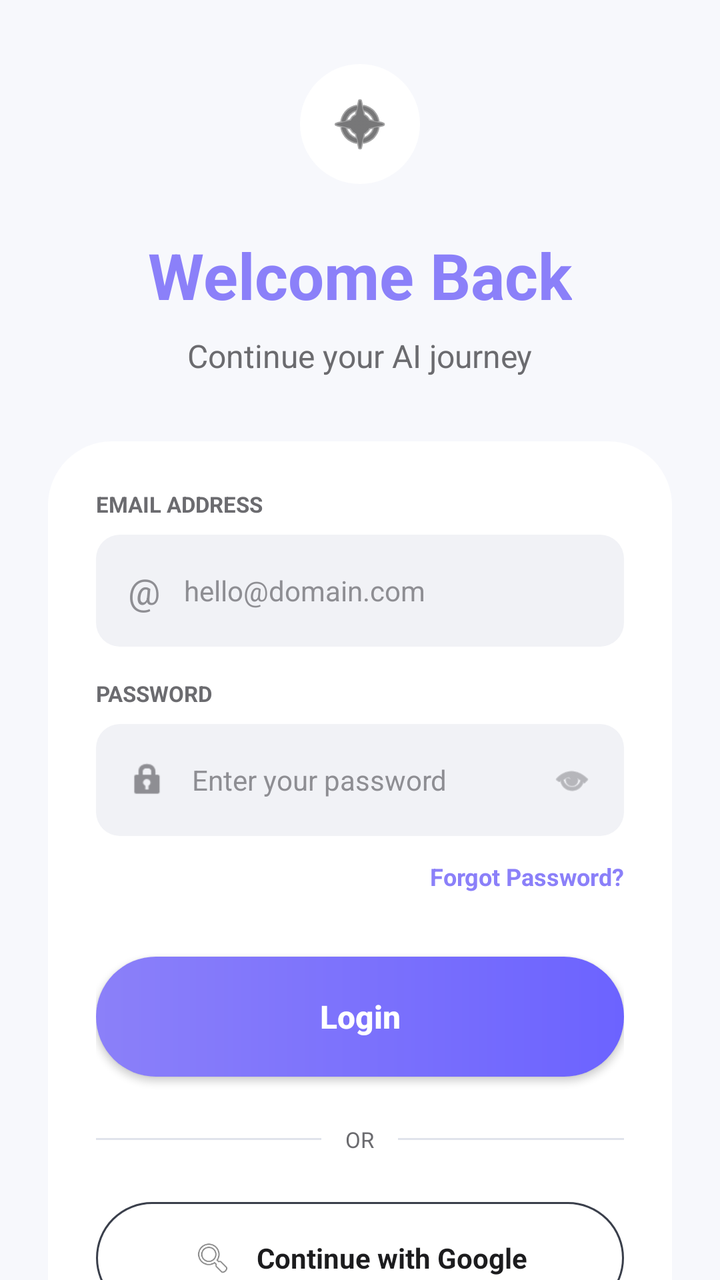
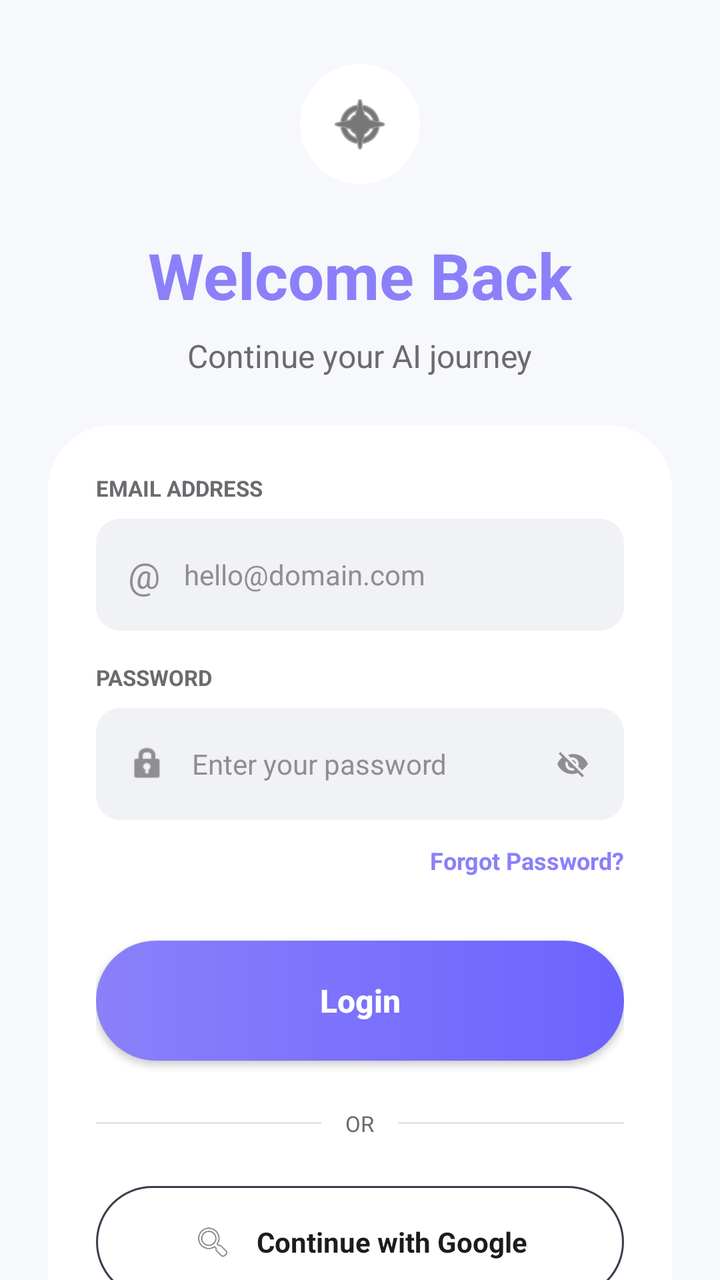

Screens rendered from an Android XML layout before and after an edit, with the pre-edit source and the edit as a unified diff.
<!-- AndroidManifest.xml: application theme Theme.Chstbot -->
<!-- res/layout/activity_login.xml -->
<?xml version="1.0" encoding="utf-8"?>
<androidx.core.widget.NestedScrollView xmlns:android="http://schemas.android.com/apk/res/android"
    xmlns:app="http://schemas.android.com/apk/res-auto"
    xmlns:tools="http://schemas.android.com/tools"
    android:layout_width="match_parent"
    android:layout_height="match_parent"
    android:background="@color/bg_main"
    android:fillViewport="true"
    android:fitsSystemWindows="true">

    <androidx.constraintlayout.widget.ConstraintLayout
        android:layout_width="match_parent"
        android:layout_height="wrap_content"
        android:paddingBottom="32dp">

        
        <View
            android:id="@+id/viewIconBg"
            android:layout_width="60dp"
            android:layout_height="60dp"
            android:layout_marginTop="32dp"
            android:background="@drawable/bg_circle"
            android:backgroundTint="@color/bg_card"
            app:layout_constraintEnd_toEndOf="parent"
            app:layout_constraintStart_toStartOf="parent"
            app:layout_constraintTop_toTopOf="parent" />

        <ImageView
            android:layout_width="32dp"
            android:layout_height="32dp"
            android:src="@android:drawable/ic_menu_compass"
            app:layout_constraintBottom_toBottomOf="@id/viewIconBg"
            app:layout_constraintEnd_toEndOf="@id/viewIconBg"
            app:layout_constraintStart_toStartOf="@id/viewIconBg"
            app:layout_constraintTop_toTopOf="@id/viewIconBg"
            app:tint="@color/text_main" />

        <TextView
            android:id="@+id/tvTitle"
            android:layout_width="wrap_content"
            android:layout_height="wrap_content"
            android:layout_marginTop="24dp"
            android:text="Welcome Back"
            android:textColor="@color/accent_purple"
            android:textSize="32sp"
            android:textStyle="bold"
            app:layout_constraintEnd_toEndOf="parent"
            app:layout_constraintStart_toStartOf="parent"
            app:layout_constraintTop_toBottomOf="@id/viewIconBg" />

        <TextView
            android:id="@+id/tvSubtitle"
            android:layout_width="wrap_content"
            android:layout_height="wrap_content"
            android:layout_marginTop="8dp"
            android:text="Continue your AI journey"
            android:textColor="@color/text_label"
            android:textSize="16sp"
            app:layout_constraintEnd_toEndOf="parent"
            app:layout_constraintStart_toStartOf="parent"
            app:layout_constraintTop_toBottomOf="@id/tvTitle" />

        
        <androidx.constraintlayout.widget.ConstraintLayout
            android:id="@+id/cardLayout"
            android:layout_width="0dp"
            android:layout_height="wrap_content"
            android:layout_marginHorizontal="24dp"
            android:layout_marginTop="32dp"
            android:background="@drawable/bg_register_card"
            android:padding="24dp"
            app:layout_constraintEnd_toEndOf="parent"
            app:layout_constraintStart_toStartOf="parent"
            app:layout_constraintTop_toBottomOf="@id/tvSubtitle">

            
            <TextView
                android:id="@+id/labelEmail"
                android:layout_width="wrap_content"
                android:layout_height="wrap_content"
                android:text="EMAIL ADDRESS"
                android:textColor="@color/text_label"
                android:textSize="11sp"
                android:textStyle="bold"
                app:layout_constraintStart_toStartOf="parent"
                app:layout_constraintTop_toTopOf="parent" />

            <LinearLayout
                android:id="@+id/llEmail"
                android:layout_width="match_parent"
                android:layout_height="56dp"
                android:layout_marginTop="8dp"
                android:background="@drawable/bg_input_field"
                android:gravity="center_vertical"
                android:orientation="horizontal"
                android:paddingHorizontal="16dp"
                app:layout_constraintTop_toBottomOf="@id/labelEmail">

                <TextView
                    android:layout_width="wrap_content"
                    android:layout_height="wrap_content"
                    android:text="@"
                    android:textColor="@color/text_hint"
                    android:textSize="18sp" />

                <EditText
                    android:id="@+id/etEmail"
                    android:layout_width="match_parent"
                    android:layout_height="match_parent"
                    android:layout_marginStart="12dp"
                    android:background="@null"
                    android:hint="hello@domain.com"
                    android:inputType="textEmailAddress"
                    android:textColor="@color/text_main"
                    android:textColorHint="@color/text_hint"
                    android:textSize="14sp" />
            </LinearLayout>

            
            <TextView
                android:id="@+id/labelPass"
                android:layout_width="wrap_content"
                android:layout_height="wrap_content"
                android:layout_marginTop="16dp"
                android:text="PASSWORD"
                android:textColor="@color/text_label"
                android:textSize="11sp"
                android:textStyle="bold"
                app:layout_constraintStart_toStartOf="parent"
                app:layout_constraintTop_toBottomOf="@id/llEmail" />

            <LinearLayout
                android:id="@+id/llPass"
                android:layout_width="match_parent"
                android:layout_height="56dp"
                android:layout_marginTop="8dp"
                android:background="@drawable/bg_input_field"
                android:gravity="center_vertical"
                android:orientation="horizontal"
                android:paddingHorizontal="16dp"
                app:layout_constraintTop_toBottomOf="@id/labelPass">

                <ImageView
                    android:layout_width="20dp"
                    android:layout_height="20dp"
                    android:src="@android:drawable/ic_lock_idle_lock"
                    app:tint="@color/text_hint" />

                <EditText
                    android:id="@+id/etPassword"
                    android:layout_width="0dp"
                    android:layout_height="match_parent"
                    android:layout_marginStart="12dp"
                    android:layout_weight="1"
                    android:background="@null"
                    android:hint="Enter your password"
                    android:inputType="textPassword"
                    android:textColor="@color/text_main"
                    android:textColorHint="@color/text_hint"
                    android:textSize="14sp" />

                <ImageView
                    android:layout_width="20dp"
                    android:layout_height="20dp"
                    android:src="@android:drawable/ic_menu_view"
                    app:tint="@color/text_hint" />
            </LinearLayout>

            <TextView
                android:id="@+id/tvForgotPassword"
                android:layout_width="wrap_content"
                android:layout_height="wrap_content"
                android:layout_marginTop="12dp"
                android:text="Forgot Password?"
                android:textColor="@color/accent_purple"
                android:textSize="12sp"
                android:textStyle="bold"
                app:layout_constraintEnd_toEndOf="parent"
                app:layout_constraintTop_toBottomOf="@id/llPass" />

            
            <Button
                android:id="@+id/btnLogin"
                android:layout_width="match_parent"
                android:layout_height="60dp"
                android:layout_marginTop="32dp"
                android:background="@drawable/bg_signup_button"
                android:text="Login"
                android:textAllCaps="false"
                android:textColor="@color/white"
                android:textSize="16sp"
                android:textStyle="bold"
                app:backgroundTint="@null"
                app:layout_constraintTop_toBottomOf="@id/tvForgotPassword" />

            
            <LinearLayout
                android:id="@+id/llDivider"
                android:layout_width="match_parent"
                android:layout_height="wrap_content"
                android:layout_marginTop="24dp"
                android:gravity="center"
                android:orientation="horizontal"
                app:layout_constraintTop_toBottomOf="@id/btnLogin">

                <View
                    android:layout_width="0dp"
                    android:layout_height="1dp"
                    android:layout_weight="1"
                    android:background="@color/stroke_input" />

                <TextView
                    android:layout_width="wrap_content"
                    android:layout_height="wrap_content"
                    android:layout_marginHorizontal="12dp"
                    android:text="OR"
                    android:textColor="@color/text_label"
                    android:textSize="11sp" />

                <View
                    android:layout_width="0dp"
                    android:layout_height="1dp"
                    android:layout_weight="1"
                    android:background="@color/stroke_input" />
            </LinearLayout>

            
            <LinearLayout
                android:id="@+id/btnGoogle"
                android:layout_width="match_parent"
                android:layout_height="56dp"
                android:layout_marginTop="24dp"
                android:background="@drawable/bg_google_button"
                android:gravity="center"
                android:orientation="horizontal"
                app:layout_constraintTop_toBottomOf="@id/llDivider">

                <ImageView
                    android:layout_width="20dp"
                    android:layout_height="20dp"
                    android:src="@android:drawable/ic_menu_search" />

                <TextView
                    android:layout_width="wrap_content"
                    android:layout_height="wrap_content"
                    android:layout_marginStart="12dp"
                    android:text="Continue with Google"
                    android:textColor="@color/text_main"
                    android:textSize="14sp"
                    android:textStyle="bold" />
            </LinearLayout>

        </androidx.constraintlayout.widget.ConstraintLayout>

        
        <LinearLayout
            android:layout_width="wrap_content"
            android:layout_height="wrap_content"
            android:layout_marginTop="32dp"
            android:layout_marginBottom="32dp"
            android:orientation="horizontal"
            app:layout_constraintBottom_toBottomOf="parent"
            app:layout_constraintEnd_toEndOf="parent"
            app:layout_constraintStart_toStartOf="parent"
            app:layout_constraintTop_toBottomOf="@id/cardLayout">

            <TextView
                android:layout_width="wrap_content"
                android:layout_height="wrap_content"
                android:text="Don't have an account? "
                android:textColor="@color/text_label"
                android:textSize="14sp" />

            <TextView
                android:id="@+id/tvRegister"
                android:layout_width="wrap_content"
                android:layout_height="wrap_content"
                android:text="Register"
                android:textColor="@color/accent_purple"
                android:textSize="14sp"
                android:textStyle="bold" />
        </LinearLayout>

    </androidx.constraintlayout.widget.ConstraintLayout>

</androidx.core.widget.NestedScrollView>
<!-- resources referenced by this layout -->
<resources>
  <color name="accent_purple">#8B80F9</color>
  <color name="bg_card">#FFFFFF</color>
  <color name="bg_main">#F7F8FC</color>
  <color name="stroke_input">#E0E3EB</color>
  <color name="text_hint">#8E8E93</color>
  <color name="text_label">#6B6B6F</color>
  <color name="text_main">#1C1C1E</color>
  <color name="white">#FFFFFF</color>
  <!-- drawable bg_circle (drawable) -->
  <?xml version="1.0" encoding="utf-8"?>
  <shape xmlns:android="http://schemas.android.com/apk/res/android">
      <solid android:color="#E0E0E0"/>
      <corners android:radius="100dp"/>
  </shape>
  <!-- drawable bg_google_button (drawable) -->
  <?xml version="1.0" encoding="utf-8"?>
  <shape xmlns:android="http://schemas.android.com/apk/res/android">
      <stroke android:width="1dp" android:color="#3A3F4B" />
      <corners android:radius="30dp" />
  </shape>
  <!-- drawable bg_input_field (drawable) -->
  <?xml version="1.0" encoding="utf-8"?>
  <shape xmlns:android="http://schemas.android.com/apk/res/android">
      <solid android:color="@color/bg_input" />
      <corners android:radius="12dp" />
  </shape>
  <!-- drawable bg_register_card (drawable) -->
  <?xml version="1.0" encoding="utf-8"?>
  <shape xmlns:android="http://schemas.android.com/apk/res/android">
      <solid android:color="@color/bg_card" />
      <corners android:radius="32dp" />
  </shape>
  <!-- drawable bg_signup_button (drawable) -->
  <?xml version="1.0" encoding="utf-8"?>
  <shape xmlns:android="http://schemas.android.com/apk/res/android">
      <gradient
          android:startColor="#8B80F9"
          android:endColor="#6C63FF"
          android:angle="0" />
      <corners android:radius="30dp" />
  </shape>
  <style name="Theme.Chstbot" parent="Base.Theme.Chstbot" />
  <color name="bg_input">#F1F2F6</color>
  <color name="primary">#8B80F9</color>
  <color name="secondary">#9B8CFF</color>
  <style name="CustomActivityAnimation" parent="@android:style/Animation.Activity">
          <item name="android:activityOpenEnterAnimation">@anim/slide_in_right</item>
          <item name="android:activityOpenExitAnimation">@anim/slide_out_left</item>
          <item name="android:activityCloseEnterAnimation">@anim/slide_in_left</item>
          <item name="android:activityCloseExitAnimation">@anim/slide_out_right</item>
      </style>
  <style name="Chstbot.Dialog.Button" parent="Widget.Material3.Button.TextButton">
          <item name="android:textColor">@color/primary</item>
          <item name="android:fontFamily">@font/poppins_bold</item>
      </style>
  <!-- unchanged entries left out for length: 2 -->
</resources>

<!-- the commit's change to res/layout/activity_login.xml (unified diff, before → after) -->
@@ -60,18 +60,36 @@
             app:layout_constraintStart_toStartOf="parent"
             app:layout_constraintTop_toBottomOf="@id/tvTitle" />
 
+        <TextView
+            android:id="@+id/tvVerificationNotice"
+            android:layout_width="0dp"
+            android:layout_height="wrap_content"
+            android:layout_marginTop="16dp"
+            android:layout_marginHorizontal="24dp"
+            android:background="@drawable/bg_chip_unselected"
+            android:backgroundTint="#1AFF5252"
+            android:gravity="center"
+            android:padding="12dp"
+            android:text="Please verify your account. Go to your email, it might be in the spam folder."
+            android:textColor="#FF5252"
+            android:textSize="12sp"
+            android:visibility="gone"
+            app:layout_constraintEnd_toEndOf="parent"
+            app:layout_constraintStart_toStartOf="parent"
+            app:layout_constraintTop_toBottomOf="@id/tvSubtitle" />
+
         
         <androidx.constraintlayout.widget.ConstraintLayout
             android:id="@+id/cardLayout"
             android:layout_width="0dp"
             android:layout_height="wrap_content"
             android:layout_marginHorizontal="24dp"
-            android:layout_marginTop="32dp"
+            android:layout_marginTop="24dp"
             android:background="@drawable/bg_register_card"
             android:padding="24dp"
             app:layout_constraintEnd_toEndOf="parent"
             app:layout_constraintStart_toStartOf="parent"
-            app:layout_constraintTop_toBottomOf="@id/tvSubtitle">
+            app:layout_constraintTop_toBottomOf="@id/tvVerificationNotice">
 
             
             <TextView
@@ -160,10 +178,14 @@
                     android:textSize="14sp" />
 
                 <ImageView
+                    android:id="@+id/ivPasswordToggle"
                     android:layout_width="20dp"
                     android:layout_height="20dp"
-                    android:src="@android:drawable/ic_menu_view"
-                    app:tint="@color/text_hint" />
+                    android:src="@drawable/ic_eye_hidden"
+                    app:tint="@color/text_hint"
+                    android:padding="2dp"
+                    android:clickable="true"
+                    android:focusable="true" />
             </LinearLayout>
 
             <TextView
<!-- resource entries referenced after the edit -->
@@ -8,6 +8,13 @@
   <color name="text_label">#6B6B6F</color>
   <color name="text_main">#1C1C1E</color>
   <color name="white">#FFFFFF</color>
+  <!-- drawable bg_chip_unselected (drawable) -->
+  <?xml version="1.0" encoding="utf-8"?>
+  <shape xmlns:android="http://schemas.android.com/apk/res/android">
+      <solid android:color="@color/bg_card" />
+      <stroke android:width="1dp" android:color="@color/stroke_input" />
+      <corners android:radius="24dp" />
+  </shape>
   <!-- drawable bg_circle (drawable) -->
   <?xml version="1.0" encoding="utf-8"?>
   <shape xmlns:android="http://schemas.android.com/apk/res/android">
@@ -41,6 +48,16 @@
           android:angle="0" />
       <corners android:radius="30dp" />
   </shape>
+  <!-- drawable ic_eye_hidden (drawable) -->
+  <vector xmlns:android="http://schemas.android.com/apk/res/android"
+      android:width="24dp"
+      android:height="24dp"
+      android:viewportWidth="24"
+      android:viewportHeight="24">
+      <path
+          android:fillColor="@android:color/white"
+          android:pathData="M12,7c2.76,0 5,2.24 5,5 0,0.65 -0.13,1.26 -0.36,1.82l2.92,2.92C21.27,15.33 22.73,13.78 24,12c-1.73,-4.39 -6,-7.5 -11,-7.5 -1.4,0 -2.74,0.25 -3.98,0.7l2.16,2.16C11.35,7.13 11.67,7 12,7zM2,4.27l2.28,2.28 0.46,0.46C3.08,8.3 1.73,10.03 1,12c1.73,4.39 6,7.5 11,7.5 1.55,0 3.03,-0.3 4.38,-0.84l0.42,0.42L19.73,22 21,20.73 3.27,3 2,4.27zM7.53,9.8l1.55,1.55c-0.05,0.21 -0.08,0.43 -0.08,0.65 0,1.66 1.34,3 3,3 0.22,0 0.44,-0.03 0.65,-0.08l1.55,1.55c-0.67,0.33 -1.41,0.53 -2.2,0.53 -2.76,0 -5,-2.24 -5,-5 0,-0.79 0.2,-1.53 0.53,-2.2zM11.84,9.02l3.15,3.15c0.01,-0.06 0.01,-0.11 0.01,-0.17 0,-1.66 -1.34,-3 -3,-3 -0.06,0 -0.11,0 -0.17,0.01z"/>
+  </vector>
   <style name="Theme.Chstbot" parent="Base.Theme.Chstbot" />
   <color name="bg_input">#F1F2F6</color>
   <color name="primary">#8B80F9</color>
